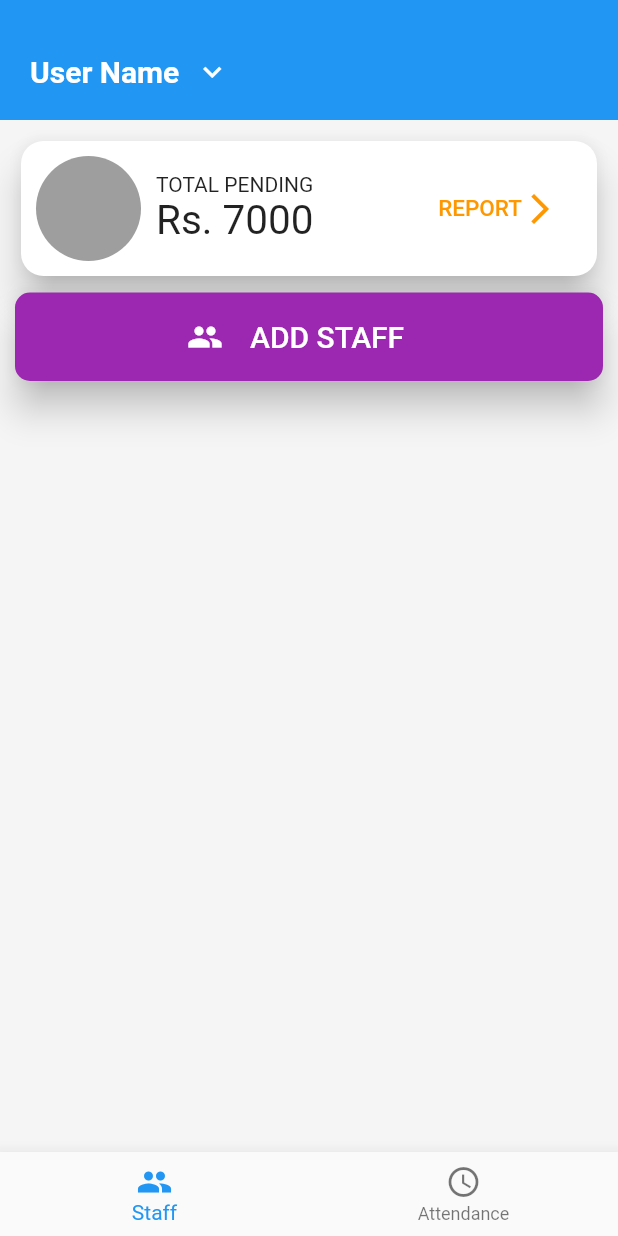
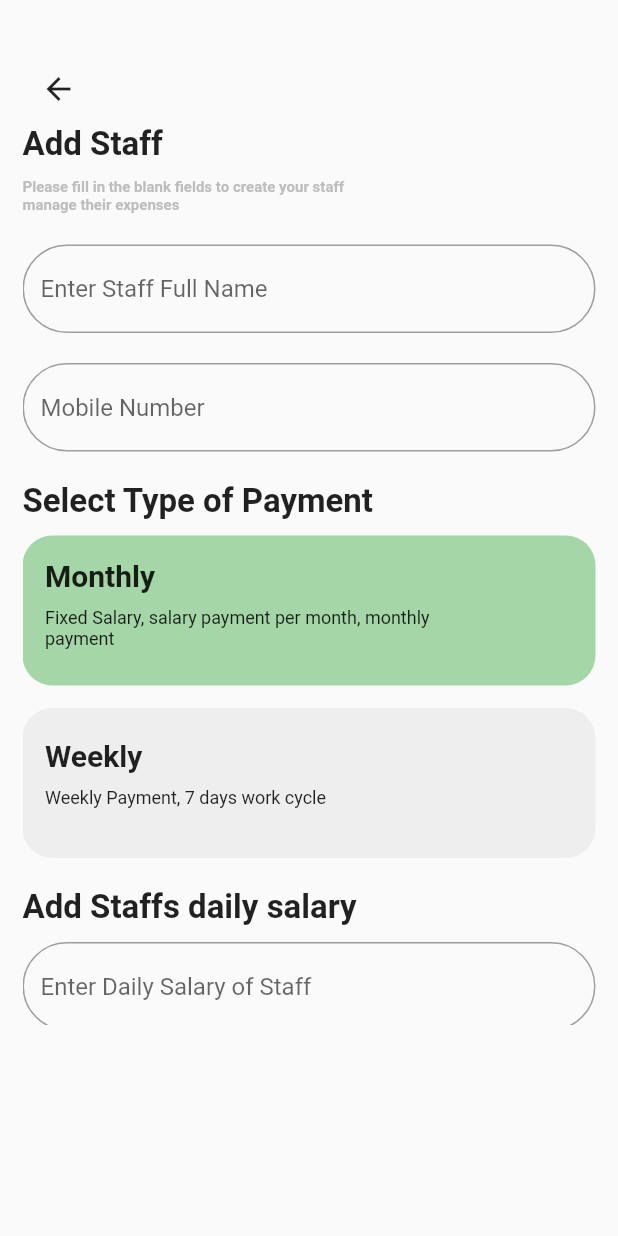
Before and after one commit to HAC-2020/RohitKonge, a Flutter app: the screen it shows after launch, after a tap on "ADD STAFF", on a phone screen of 412 x 824 dp. Run offline on Flutter 3.47's test engine with Material 2 defaults, Android fonts, the light colour scheme and no system bars; our stand-ins replace firebase_auth, firebase_database, google_sign_in, introduction_screen, splashscreen; accounts and stored records are empty.

Commit message:
added some features for ADD STAFF

```diff
--- /dev/null
+++ b/ApnaKirana/lib/EmployeeScreen/addstaff.dart
@@ -0,0 +1,239 @@
+import 'package:flutter/material.dart';
+
+class AddStaffScreen extends StatefulWidget {
+  AddStaffScreen({Key key}) : super(key: key);
+
+  @override
+  _AddStaffScreenState createState() => _AddStaffScreenState();
+}
+
+class _AddStaffScreenState extends State<AddStaffScreen> {
+  final _nameInput = TextEditingController();
+  final _numberInput = TextEditingController();
+
+  Color c1 = Colors.green[200];
+  Color c2 = Colors.grey[200];
+  Color temp;
+
+  @override
+  Widget build(BuildContext context) {
+    return Scaffold(
+      body: SingleChildScrollView(
+        child: Padding(
+          padding: const EdgeInsets.all(15.0),
+          child: Column(
+            crossAxisAlignment: CrossAxisAlignment.start,
+            children: <Widget>[
+              SizedBox(
+                height: 20,
+              ),
+              IconButton(
+                icon: Icon(Icons.arrow_back),
+                onPressed: () {
+                  Navigator.pop(context);
+                },
+              ),
+              Container(
+                height: 600,
+                child: ListView(
+                  children: <Widget>[
+                    Text(
+                      'Add Staff',
+                      style: TextStyle(
+                        fontWeight: FontWeight.bold,
+                        fontSize: 22,
+                      ),
+                    ),
+                    SizedBox(
+                      height: 10,
+                    ),
+                    Text(
+                      'Please fill in the blank fields to create your staff \nmanage their expenses',
+                      style: TextStyle(
+                        fontWeight: FontWeight.bold,
+                        fontSize: 10,
+                        color: Colors.grey[400],
+                      ),
+                    ),
+                    SizedBox(
+                      height: 20,
+                    ),
+                    TextField(
+                      keyboardType: TextInputType.text,
+                      controller: _nameInput,
+                      decoration: InputDecoration(
+                        hintText: 'Enter Staff Full Name',
+                        enabledBorder: OutlineInputBorder(
+                          borderSide: BorderSide(color: Colors.grey),
+                          borderRadius: BorderRadius.circular(30),
+                        ),
+                        focusedBorder: OutlineInputBorder(
+                          borderSide: BorderSide(color: Colors.blueAccent),
+                          borderRadius: BorderRadius.circular(30),
+                        ),
+                      ),
+                    ),
+                    SizedBox(
+                      height: 20,
+                    ),
+                    TextField(
+                      keyboardType: TextInputType.number,
+                      controller: _numberInput,
+                      decoration: InputDecoration(
+                        hintText: 'Mobile Number',
+                        enabledBorder: OutlineInputBorder(
+                          borderSide: BorderSide(color: Colors.grey),
+                          borderRadius: BorderRadius.circular(30),
+                        ),
+                        focusedBorder: OutlineInputBorder(
+                          borderSide: BorderSide(color: Colors.blueAccent),
+                          borderRadius: BorderRadius.circular(30),
+                        ),
+                      ),
+                    ),
+                    SizedBox(
+                      height: 20,
+                    ),
+                    Text(
+                      'Select Type of Payment',
+                      style: TextStyle(
+                        fontWeight: FontWeight.bold,
+                        fontSize: 22,
+                      ),
+                    ),
+                    SizedBox(
+                      height: 10,
+                    ),
+                    InkWell(
+                      onTap: () {
+                        setState(() {
+                          temp = c1;
+                          c1 = c2;
+                          c2 = temp;
+                        });
+                        print('asdf');
+                      },
+                      child: Container(
+                        height: 100,
+                        width: double.infinity,
+                        decoration: BoxDecoration(
+                          color: c1,
+                          borderRadius: BorderRadius.circular(20),
+                        ),
+                        child: Column(
+                          crossAxisAlignment: CrossAxisAlignment.start,
+                          children: <Widget>[
+                            Padding(
+                              padding:
+                                  const EdgeInsets.fromLTRB(15.0, 15, 0, 5),
+                              child: Text(
+                                'Monthly',
+                                style: TextStyle(
+                                  fontWeight: FontWeight.bold,
+                                  fontSize: 20,
+                                ),
+                              ),
+                            ),
+                            Padding(
+                              padding:
+                                  const EdgeInsets.fromLTRB(15.0, 5, 0, 15),
+                              child: Text(
+                                'Fixed Salary, salary payment per month, monthly \npayment',
+                                style: TextStyle(
+                                  fontSize: 12,
+                                ),
+                              ),
+                            ),
+                          ],
+                        ),
+                      ),
+                    ),
+                    SizedBox(
+                      height: 15,
+                    ),
+                    InkWell(
+                      onTap: () {
+                        setState(() {
+                          temp = c1;
+                          c1 = c2;
+                          c2 = temp;
+                        });
+                        print('asdf');
+                      },
+                      child: Container(
+                        // color: Colors.green[100],
+                        height: 100,
+                        width: double.infinity,
+                        decoration: BoxDecoration(
+                          color: c2,
+                          borderRadius: BorderRadius.circular(20),
+                        ),
+                        child: Column(
+                          crossAxisAlignment: CrossAxisAlignment.start,
+                          children: <Widget>[
+                            Padding(
+                              padding:
+                                  const EdgeInsets.fromLTRB(15.0, 20, 0, 5),
+                              child: Text(
+                                'Weekly',
+                                style: TextStyle(
+                                  fontWeight: FontWeight.bold,
+                                  fontSize: 20,
+                                ),
+                              ),
+                            ),
+                            Padding(
+                              padding:
+                                  const EdgeInsets.fromLTRB(15.0, 5, 0, 15),
+                              child: Text(
+                                'Weekly Payment, 7 days work cycle',
+                                style: TextStyle(
+                                  fontSize: 12,
+                                ),
+                              ),
+                            ),
+                          ],
+                        ),
+                      ),
+                    ),
+                    SizedBox(
+                      height: 20,
+                    ),
+                    Text(
+                      'Add Staffs daily salary',
+                      style: TextStyle(
+                        fontWeight: FontWeight.bold,
+                        fontSize: 22,
+                      ),
+                    ),
+                    SizedBox(
+                      height: 10,
+                    ),
+                    TextField(
+                      keyboardType: TextInputType.number,
+                      controller: _nameInput,
+                      decoration: InputDecoration(
+                        hintText: 'Enter Daily Salary of Staff',
+                        enabledBorder: OutlineInputBorder(
+                          borderSide: BorderSide(color: Colors.grey),
+                          borderRadius: BorderRadius.circular(30),
+                        ),
+                        focusedBorder: OutlineInputBorder(
+                          borderSide: BorderSide(color: Colors.blueAccent),
+                          borderRadius: BorderRadius.circular(30),
+                        ),
+                      ),
+                    ),
+                    SizedBox(
+                      height: 20,
+                    ),
+                  ],
+                ),
+              ),
+            ],
+          ),
+        ),
+      ),
+    );
+  }
+}
--- a/ApnaKirana/lib/EmployeeScreen/employeesalaryscreen.dart
+++ b/ApnaKirana/lib/EmployeeScreen/employeesalaryscreen.dart
@@ -1,3 +1,4 @@
+import 'package:ApnaKirana/EmployeeScreen/addstaff.dart';
 import 'package:flutter/material.dart';
 import 'package:firebase_database/firebase_database.dart';
 
@@ -153,7 +154,12 @@ class _CodeForThisState extends State<CodeForThis> {
                   color: Colors.purple,
                   shape: RoundedRectangleBorder(
                       borderRadius: BorderRadius.circular(10)),
-                  onPressed: () {},
+                  onPressed: () {
+                    Navigator.push(
+                      context,
+                      MaterialPageRoute(builder: (context) => AddStaffScreen()),
+                    );
+                  },
                   child: Row(
                     mainAxisAlignment: MainAxisAlignment.center,
                     children: <Widget>[
```
